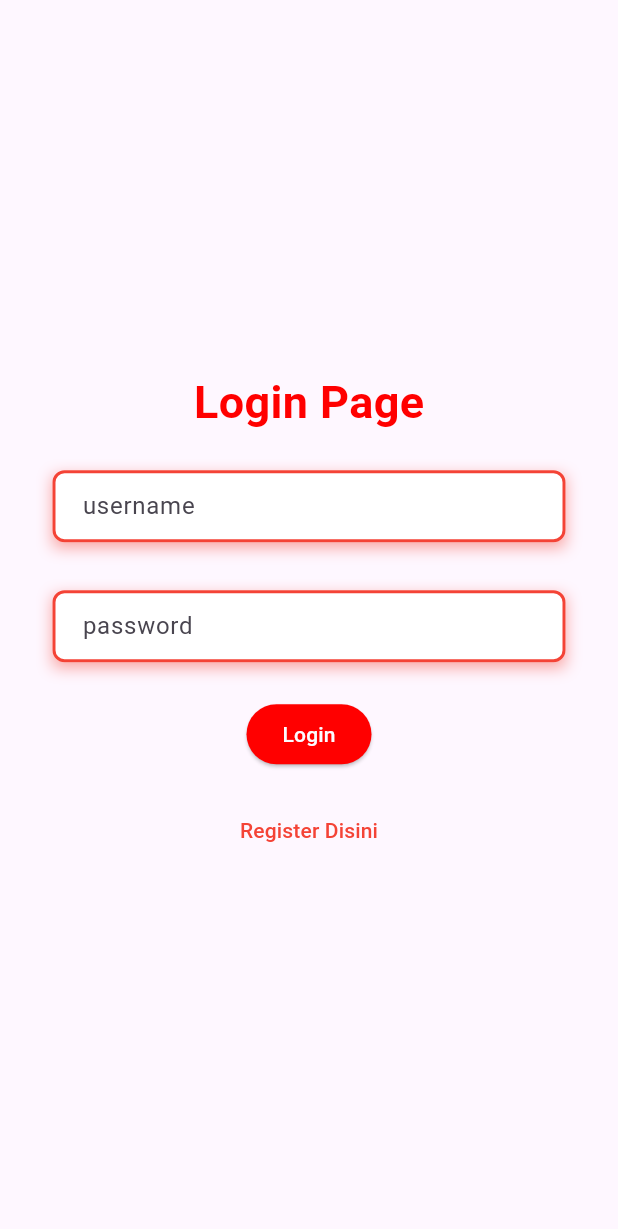
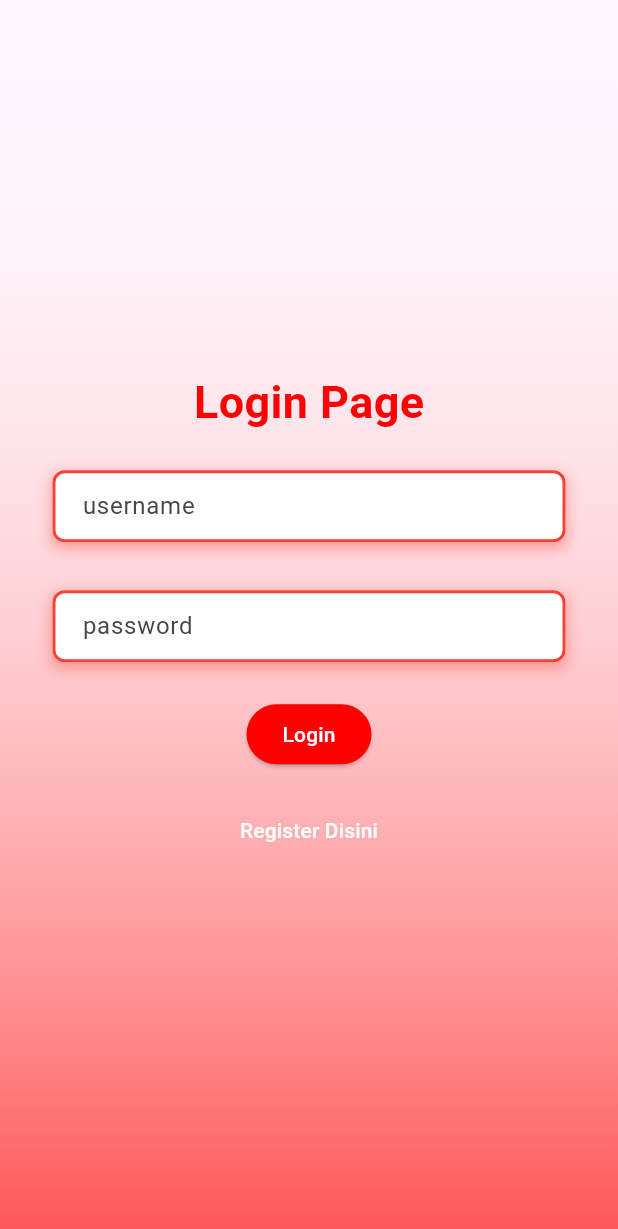
Before and after one commit to AdityaDifa/Prak-Mobile-Projek, a Flutter app: the screen it shows after launch, on a phone screen of 412 x 824 dp. Shown: the top 1229 px of the screen. Run offline on Flutter 3.47's test engine with Material 3 defaults, Android fonts, the light colour scheme and no system bars; our stand-ins replace hive, hive_flutter; accounts and stored records are empty.

Commit message:
Update login_page.dart
menambah background warna

```diff
--- a/gudangbuku/lib/pages/login_page.dart
+++ b/gudangbuku/lib/pages/login_page.dart
@@ -25,7 +25,17 @@ class _LoginPageSTFState extends State<LoginPageSTF> {
   @override
   Widget build(BuildContext context) {
     return Scaffold(
-      body: Padding(
+        body: Container(
+      decoration: BoxDecoration(
+          gradient: LinearGradient(
+        begin: Alignment.bottomCenter,
+        end: Alignment.topCenter,
+        colors: [
+          Color.fromARGB(237, 255, 73, 73),
+          Color.fromARGB(0, 255, 255, 255)
+        ],
+      )),
+      child: Padding(
         padding: EdgeInsets.all(10),
         child: Column(
           mainAxisAlignment: MainAxisAlignment.center,
@@ -49,7 +59,7 @@ class _LoginPageSTFState extends State<LoginPageSTF> {
           ],
         ),
       ),
-    );
+    ));
   }
 
   TextStyle myTextStyle({
@@ -172,7 +182,7 @@ class _LoginPageSTFState extends State<LoginPageSTF> {
               SnackBar(content: Text('Akun $username berhasil dibuat')));
         },
         style: TextButton.styleFrom(
-          foregroundColor: Colors.red,
+          foregroundColor: Color.fromARGB(255, 255, 255, 255),
         ),
         child: const Text('Register Disini'));
   }
```
